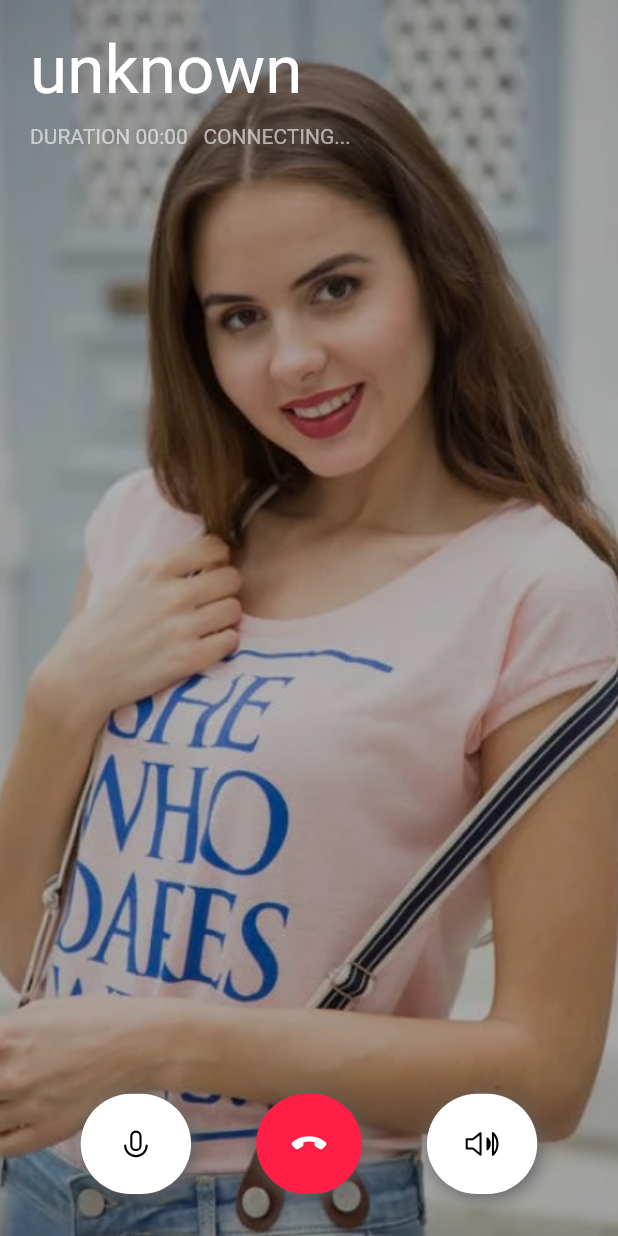
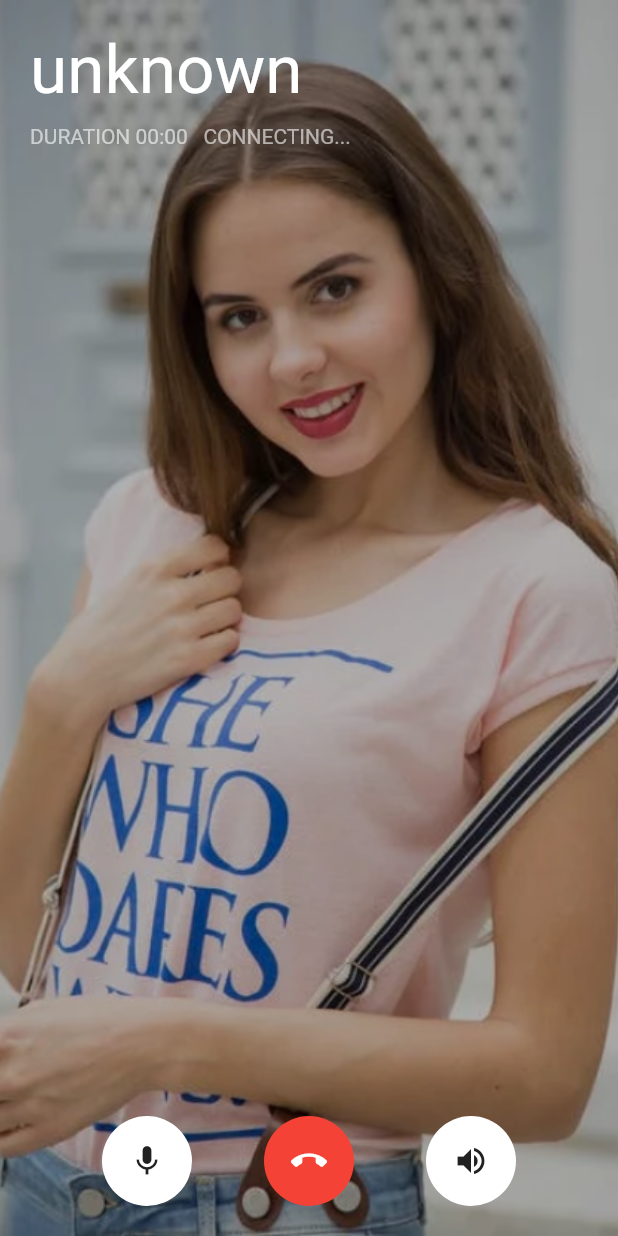
Before and after one commit to spotmies/spotmies_user, a Flutter app: the CallingUi screen opened directly, after a tap on an icon or button, on a phone screen of 412 x 824 dp. Run offline on Flutter 3.47's test engine with Material 2 defaults, Android fonts, the phone set to English and light mode, and no system bars; our stand-ins replace animated_bottom_navigation_bar, audioplayers, awesome_notifications, carousel_slider, cloud_firestore, country_code_picker and 30 more; missing offline and left inert: flutter_audio_recorder2, flutter_incall, flutter_webrtc, geocoder; accounts and stored records are empty; network calls fail.

Commit message:
calling: mute,speaker,ringtone completed

```diff
--- a/lib/providers/timer_provider.dart
+++ b/lib/providers/timer_provider.dart
@@ -1,3 +1,5 @@
+import 'dart:developer';
+
 import 'package:flutter/cupertino.dart';
 
 class TimeProvider extends ChangeNotifier {
@@ -14,6 +16,7 @@ class TimeProvider extends ChangeNotifier {
   }
 
   void setPhoneNumber(number) {
+    log("setting number $number");
     verifiedPhoneNumber = number;
     notifyListeners();
   }
--- a/lib/views/call_ui/audioCallWithImage/components/body.dart
+++ b/lib/views/call_ui/audioCallWithImage/components/body.dart
@@ -2,11 +2,8 @@ import 'package:flutter/material.dart';
 import 'package:provider/provider.dart';
 import 'package:spotmies/providers/chat_provider.dart';
 import 'package:spotmies/providers/universal_provider.dart';
-import 'package:spotmies/utilities/progressIndicator.dart';
-import 'package:spotmies/utilities/shared_preference.dart';
 import 'package:spotmies/views/call_ui/components/rounded_button.dart';
 
-import '../constants.dart';
 import '../size.config.dart';
 
 class CallingUi extends StatefulWidget {
@@ -22,11 +19,11 @@ class CallingUi extends StatefulWidget {
   final bool isInComingScreen;
   final String image;
   final String name;
-  final VoidCallback onAccept;
-  final VoidCallback onReject;
-  final VoidCallback onHangUp;
-  final VoidCallback onMic;
-  final VoidCallback onSpeaker;
+  final Function onAccept;
+  final Function onReject;
+  final Function onHangUp;
+  final Function onMic;
+  final Function onSpeaker;
 
   @override
   _CallingUiState createState() => _CallingUiState();
@@ -36,6 +33,8 @@ class _CallingUiState extends State<CallingUi> {
   ChatProvider chatProvider;
   String screenType = '';
   UniversalProvider up;
+  bool clickMic = false;
+  bool clickSpeaker = false;
 
   callStatus(state) {
     switch (state) {
@@ -135,31 +134,85 @@ class _CallingUiState extends State<CallingUi> {
                       child: Row(
                         mainAxisAlignment: MainAxisAlignment.spaceEvenly,
                         children: [
-                          RoundedButton(
-                            press: () {
-                              widget.onMic();
-                            },
-                            color: Colors.white,
-                            iconColor: Colors.black,
-                            iconSrc: "assets/icons/Icon Mic.svg",
+                          Container(
+                            height: 60,
+                            width: 60,
+                            decoration: BoxDecoration(
+                                color: !clickMic
+                                    ? Colors.white
+                                    : Colors.indigoAccent,
+                                shape: BoxShape.circle),
+                            child: IconButton(
+                              onPressed: () {
+                                setState(() {
+                                  clickMic = !clickMic;
+                                });
+                                widget.onMic(clickMic);
+                              },
+                              icon: Icon(
+                                Icons.mic,
+                                color:
+                                    !clickMic ? Colors.grey[900] : Colors.white,
+                              ),
+                            ),
                           ),
-                          RoundedButton(
-                            press: () {
-                              widget.onHangUp();
-                              Navigator.pop(context);
-                            },
-                            color: kRedColor,
-                            iconColor: Colors.white,
-                            iconSrc: "assets/icons/call_end.svg",
+                          Container(
+                            height: 60,
+                            width: 60,
+                            decoration: BoxDecoration(
+                                color: Colors.red, shape: BoxShape.circle),
+                            child: IconButton(
+                              onPressed: () {
+                                widget.onHangUp();
+                                Navigator.pop(context);
+                              },
+                              icon: Icon(
+                                Icons.call_end,
+                                color: Colors.white,
+                              ),
+                            ),
                           ),
-                          RoundedButton(
-                            press: () {
-                              widget.onSpeaker();
-                            },
-                            color: Colors.white,
-                            iconColor: Colors.black,
-                            iconSrc: "assets/icons/Icon Volume.svg",
+                          // RoundedButton(
+                          //   press: () {
+                          //     widget.onHangUp();
+                          //     Navigator.pop(context);
+                          //   },
+                          //   color: kRedColor,
+                          //   iconColor: Colors.white,
+                          //   iconSrc: "assets/icons/call_end.svg",
+                          // ),
+                          Container(
+                            height: 60,
+                            width: 60,
+                            decoration: BoxDecoration(
+                                color: !clickSpeaker
+                                    ? Colors.white
+                                    : Colors.indigoAccent,
+                                shape: BoxShape.circle),
+                            child: IconButton(
+                              onPressed: () {
+                                setState(() {
+                                  clickSpeaker = !clickSpeaker;
+                                });
+                                widget.onSpeaker(clickSpeaker);
+                                // widget.onSpeaker();
+                              },
+                              icon: Icon(
+                                Icons.volume_up,
+                                color: !clickSpeaker
+                                    ? Colors.grey[900]
+                                    : Colors.white,
+                              ),
+                            ),
                           ),
+                          // RoundedButton(
+                          //   press: () {
+                          //     widget.onSpeaker();
+                          //   },
+                          //   color: Colors.white,
+                          //   iconColor: Colors.black,
+                          //   iconSrc: "assets/icons/Icon Volume.svg",
+                          // ),
                         ],
                       ),
                     ),
```
Also changed, not shown: lib/views/internet_calling/calling.dart (+40 -4 lines), pubspec.yaml (+8 -17 lines), pubspec.lock.
